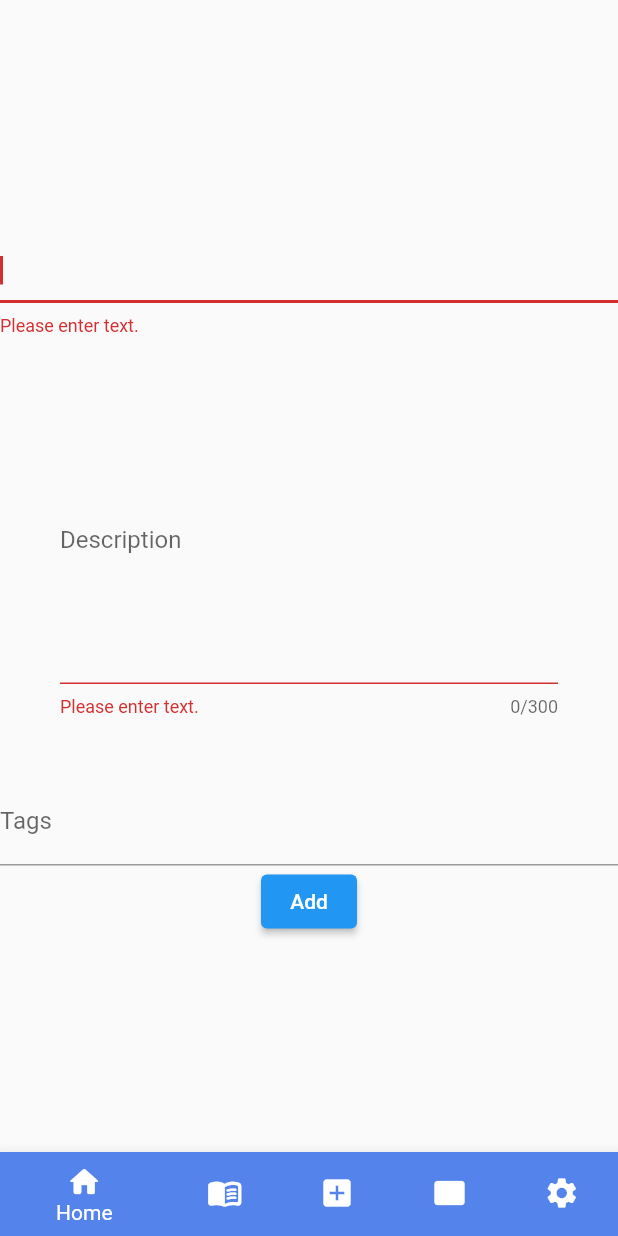
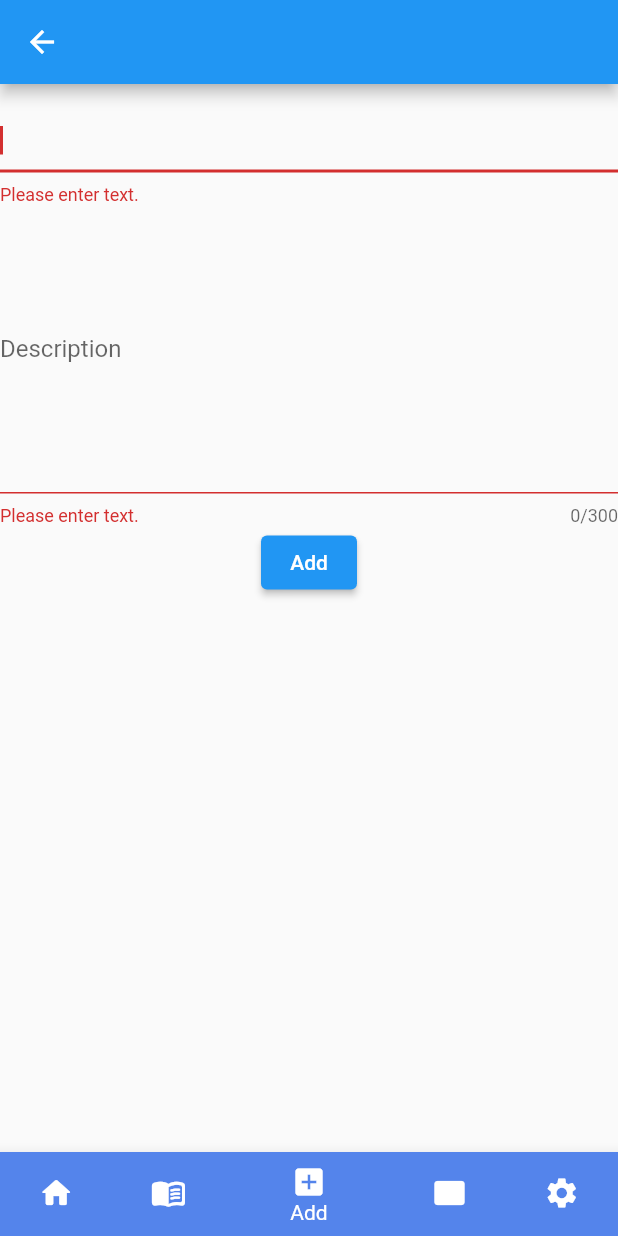
Before and after one commit to ricardo-gonzalez-villegas/flashcards-app, a Flutter app: the CreateFlashcardScreen screen opened directly, item 3 of the bottom bar chosen, after a tap on "Add", on a phone screen of 412 x 824 dp. Run offline on Flutter 3.47's test engine with Material 2 defaults, Android fonts, the phone set to English and light mode, and no system bars; our stand-ins replace cloud_firestore, firebase_auth, firebase_core, font_awesome_flutter; accounts and stored records are empty.

Commit message:
Fixed botnavbar and created dropdownlist for create screen

```diff
--- a/lib/screens/create_screen.dart
+++ b/lib/screens/create_screen.dart
@@ -14,12 +14,18 @@ class _CreateFlashcardScreenState extends State<CreateFlashcardScreen> {
   final TextEditingController _wordController = TextEditingController();
   final TextEditingController _descriptionController = TextEditingController();
   final TextEditingController _tagsController = TextEditingController();
+
   final CollectionReference _flashcardsCollection =
       FirebaseFirestore.instance.collection("flashcards");
   Timestamp timeStamp = Timestamp.fromDate(DateTime.now());
+
   final FocusNode _focusNode = FocusNode();
   final GlobalKey<FormState> _formKey = GlobalKey<FormState>();
   final _snackBar = const SnackBar(content: Text("Sucessfully Added"));
+
+  List<String> _lists = [];
+  List<String> _tags = [];
+  String? _dropdownValue;
 
   void _clearFields() {
     _wordController.clear();
@@ -29,13 +35,62 @@ class _CreateFlashcardScreenState extends State<CreateFlashcardScreen> {
   }
 
   @override
+  void initState() {
+    super.initState();
+    _getLists();
+    _getTags();
+  }
+
+  void _setLists(List<String> items) {
+    setState(() {
+      _lists = items;
+      _dropdownValue = items[0];
+    });
+  }
+
+  void _getLists() {
+    FirebaseFirestore.instance
+        .collection('lists')
+        .where("user_id", isEqualTo: FirebaseAuth.instance.currentUser!.uid)
+        .get()
+        .then(
+      ((listItems) {
+        List<String> items = [];
+        for (var listItem in listItems.docs) {
+          setState(() {
+            items.add(listItem["list_name"]);
+          });
+        }
+        _setLists(items);
+      }),
+    );
+  }
+
+  void _getTags() {
+    FirebaseFirestore.instance
+        .collection('tags')
+        .where("user_id", isEqualTo: FirebaseAuth.instance.currentUser!.uid)
+        .get()
+        .then(
+      ((tagItems) {
+        for (var tagItem in tagItems.docs) {
+          setState(() {
+            _tags.add(tagItem["tag_name"]);
+          });
+        }
+      }),
+    );
+  }
+
+  @override
   Widget build(BuildContext context) {
     return Scaffold(
+      appBar: AppBar(),
       body: Form(
         key: _formKey,
         child: Column(
-          mainAxisAlignment: MainAxisAlignment.center,
           children: [
+            //Word Input
             TextFormField(
               focusNode: _focusNode,
               autofocus: true,
@@ -53,9 +108,8 @@ class _CreateFlashcardScreenState extends State<CreateFlashcardScreen> {
                 floatingLabelBehavior: FloatingLabelBehavior.never,
               ),
             ),
-            Container(
-              margin: const EdgeInsets.all(40),
-              child: TextFormField(
+            //Description Input
+            TextFormField(
                 controller: _descriptionController,
                 maxLines: 8,
                 maxLength: 300,
@@ -69,13 +123,25 @@ class _CreateFlashcardScreenState extends State<CreateFlashcardScreen> {
                   labelText: "Description",
                   floatingLabelBehavior: FloatingLabelBehavior.never,
                 )),
-            ),
-            TextFormField(
-                controller: _tagsController,
-                decoration: const InputDecoration(
-                  labelText: "Tags",
-                  floatingLabelBehavior: FloatingLabelBehavior.never,
-                )),
+
+            if (_lists.isNotEmpty) ...[
+              DropdownButton<String>(
+                value: _dropdownValue,
+                icon: const Icon(Icons.arrow_downward),
+                onChanged: (String? newValue) {
+                  setState(() {
+                    _dropdownValue = newValue!;
+                  });
+                },
+                items: _lists.map<DropdownMenuItem<String>>((String value) {
+                  return DropdownMenuItem<String>(
+                    value: value,
+                    child: Text(value),
+                  );
+                }).toList(),
+              )
+            ],
+
             ElevatedButton(
               onPressed: () {
                 if (_formKey.currentState!.validate()) {
--- a/lib/screens/manage_lists_screen.dart
+++ b/lib/screens/manage_lists_screen.dart
@@ -227,7 +227,7 @@ Container listTile(BuildContext context, String list, List flashcards,
                   fontWeight: FontWeight.bold),
             ),
             Text(
-              'Flashcards in list: ${flashcards.length.toString()}',
+              'Flashcards: ${flashcards.length.toString()}',
               style: const TextStyle(
                   color: Color.fromARGB(255, 95, 94, 94),
                   fontSize: 16,
--- a/lib/screens/manage_tags_screen.dart
+++ b/lib/screens/manage_tags_screen.dart
@@ -227,7 +227,7 @@ Container tagTile(BuildContext context, String tag, List flashcards,
                   fontWeight: FontWeight.bold),
             ),
             Text(
-              'Flashcards with tag: ${flashcards.length.toString()}',
+              'Flashcards: ${flashcards.length.toString()}',
               style: const TextStyle(
                   color: Color.fromARGB(255, 95, 94, 94),
                   fontSize: 16,
--- a/lib/widgets/bottom_nav_bar.dart
+++ b/lib/widgets/bottom_nav_bar.dart
@@ -92,7 +92,7 @@ class _BottomNavBarState extends State<BottomNavBar> {
           backgroundColor: Color.fromARGB(255, 84, 132, 235),
         ),
       ],
-      currentIndex: 0,
+      currentIndex: widget.currentIndex,
       onTap: _onTapped,
     );
   }
```
Lines whose indentation alone changed are shown as unchanged.
